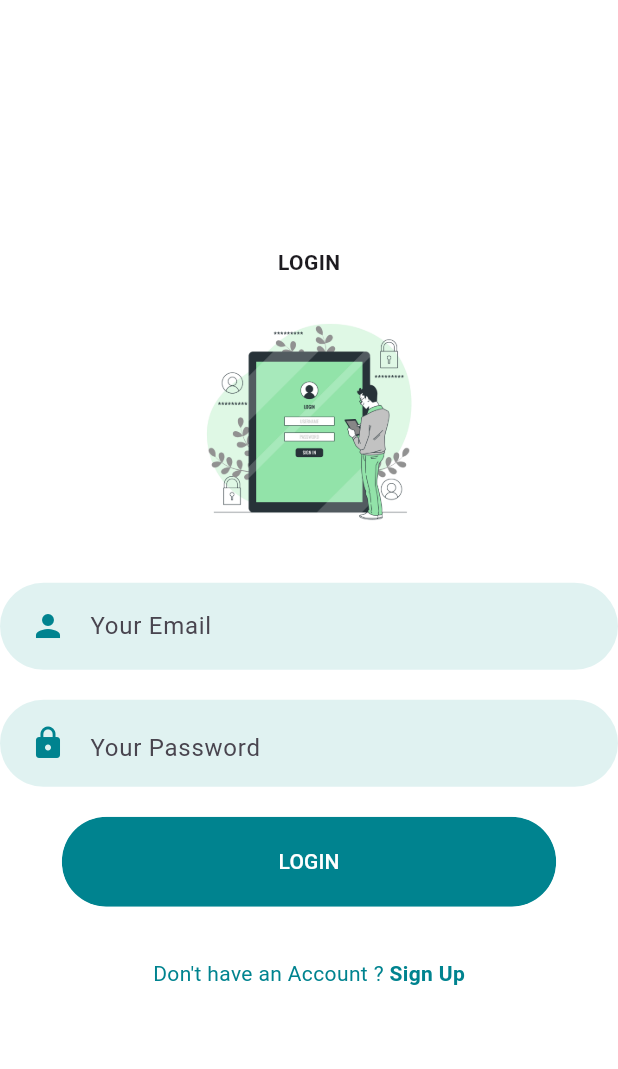
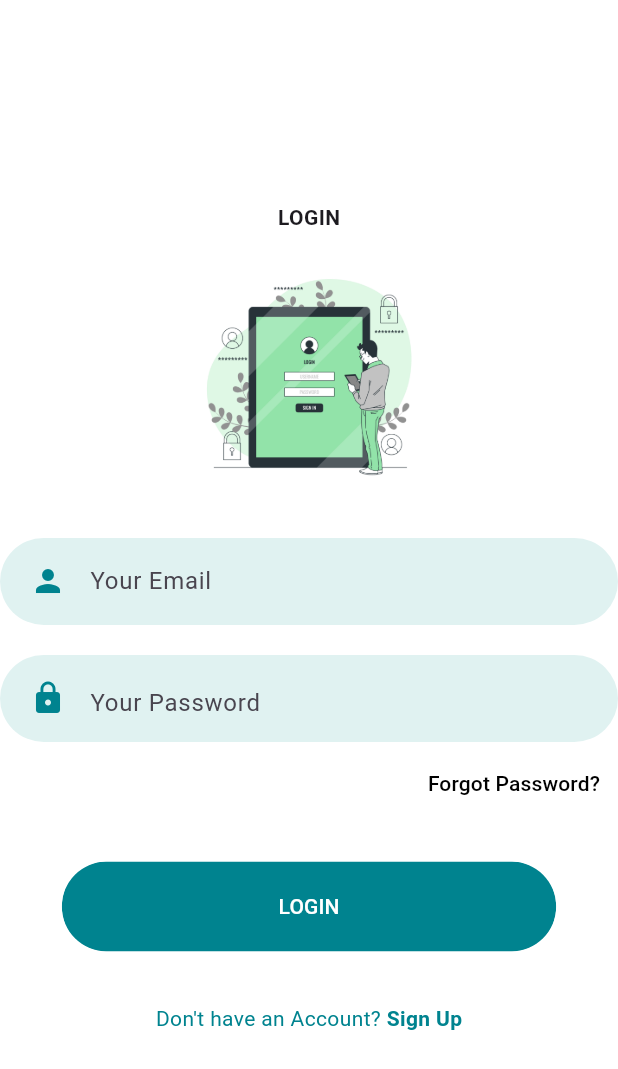
Before and after one commit to Ahsan-bit-tech/Architerra_Vision, a Flutter app: the screen it shows after launch, after a tap on "LOGIN", on a phone screen of 412 x 824 dp. Shown: the top 1069 px of the screen. Run offline on Flutter 3.47's test engine with Material 3 defaults, Android fonts, the phone set to English and light mode, and no system bars; our stand-ins replace firebase_auth, firebase_core, google_sign_in; missing offline and left inert: dart:ffi; accounts and stored records are empty; network calls fail.

Commit message:
Reset Password Functionality

```diff
--- a/lib/main.dart
+++ b/lib/main.dart
@@ -21,7 +21,7 @@ class MyApp extends StatelessWidget {
   Widget build(BuildContext context) {
     return MaterialApp(
       debugShowCheckedModeBanner: false,
-      title: 'Arciterra',
+      title: 'Architerra',
       theme: ThemeData(
         primaryColor: kPrimaryColor,
         scaffoldBackgroundColor: Colors.white,
--- a/lib/screens/login_/components/background.dart
+++ b/lib/screens/login_/components/background.dart
@@ -5,6 +5,8 @@ class Background extends StatelessWidget {
   const Background({
     Key? key,
     required this.child,
+
+
   });
 
   @override
--- a/lib/screens/login_/components/body.dart
+++ b/lib/screens/login_/components/body.dart
@@ -5,8 +5,13 @@ import 'package:flutter_login/constants.dart';
 import 'package:flutter_login/reusable_widgets/reusable_widgets.dart';
 import 'package:flutter_login/screens/BluePrints/blueprints.dart';
 import 'package:flutter_login/screens/login_/components/background.dart';
+import 'package:flutter_login/screens/login_/login_screen.dart';
+import 'package:flutter_login/screens/login_/components/reset_password.dart';
 import 'package:flutter_login/screens/signup_/signup_screen.dart';
 import 'package:flutter_login/screens/main_screen/input_screen.dart';
+import 'package:flutter_login/screens/login_/components/reset_password.dart';
+// import 'package:flutter_login/screens/login_/components/reset_password.dart';
+
 
 class body extends StatefulWidget {
   const body({super.key});
@@ -113,6 +118,33 @@ class _bodyState extends State<body> {
                       return null;
                     }),
               ),
+            /* Container(
+               width: MediaQuery.of(context).size.width,
+               height: 35,
+               alignment: Alignment.bottomRight,
+               child: TextButton(
+                child: const Text(
+              "Forgot Password?",
+                style: TextStyle(color: Colors.white70),
+                textAlign: TextAlign.right,
+          ),
+                onPressed: () => Navigator.push(
+                  context, MaterialPageRoute(builder: (context) => SignUpScreen())),
+        ),
+      ),*/
+             /*Row(
+                mainAxisAlignment: MainAxisAlignment.end,
+                children: <Widget>[
+                  const Text(
+                    "Don't have an Account ? ",
+                    style: TextStyle(color: kPrimaryColor),
+                  ),
+                ],
+              ),*/
+              forgetPassword(context),
+              SizedBox(
+                height: size.height * 0.03,
+              ),
               firebaseUIButton(context, "LOGIN", ()
               {
                 if (_formfield.currentState!.validate())
@@ -139,7 +171,6 @@ class _bodyState extends State<body> {
                   });
                   print("Success");
                  }
-
               }),
               SizedBox(
                 height: size.height * 0.03,
@@ -148,7 +179,7 @@ class _bodyState extends State<body> {
                 mainAxisAlignment: MainAxisAlignment.center,
                 children: <Widget>[
                   const Text(
-                    "Don't have an Account ? ",
+                    "Don't have an Account? ",
                     style: TextStyle(color: kPrimaryColor),
                   ),
                   GestureDetector(
@@ -167,27 +198,30 @@ class _bodyState extends State<body> {
                         style: TextStyle(
                             color: kPrimaryColor, fontWeight: FontWeight.bold),
                       )),
-
                 ],
-
               ),
-
             ],
           ),
         ),
       ),
     );
   }
+
+  Widget forgetPassword(BuildContext context) {
+    return Container(
+      width: MediaQuery.of(context).size.width,
+      height: 35,
+      alignment: Alignment.bottomRight,
+      child: TextButton(
+        child: const Text(
+          "Forgot Password?",
+          style: TextStyle(color: Colors.black),
+          textAlign: TextAlign.right,
+        ),
+        onPressed: () => Navigator.push(
+            context, MaterialPageRoute(builder: (context) => resetPassword())),
+      ),
+    );
+  }
+
 }
-
-// class TextFieldContainer extends StatelessWidget {
-//   const TextFieldContainer({
-//     super.key,
-//     Key key
-//     });
-
-//   @override
-//   Widget build(BuildContext context) {
-//     return const Placeholder();
-//   }
-// }
--- a/lib/screens/signup_/components/body.dart
+++ b/lib/screens/signup_/components/body.dart
@@ -192,7 +192,6 @@ class _BodyState extends State<Body> {
                       backgroundColor: kPrimaryColor,
                       foregroundColor: Colors.white,
                     ),
-
                     onPressed: ()
                     {
                       if (_formfield.currentState!.validate())
@@ -270,8 +269,6 @@ class _BodyState extends State<Body> {
                       )),
                 ],
               ),
-
-
             ],
           ),
         ),
```
Also changed, not shown: lib/reusable_widgets/reusable_widgets.dart (+32 -2 lines), lib/screens/login_/components/reset_password.dart (added, +129 -0 lines).
